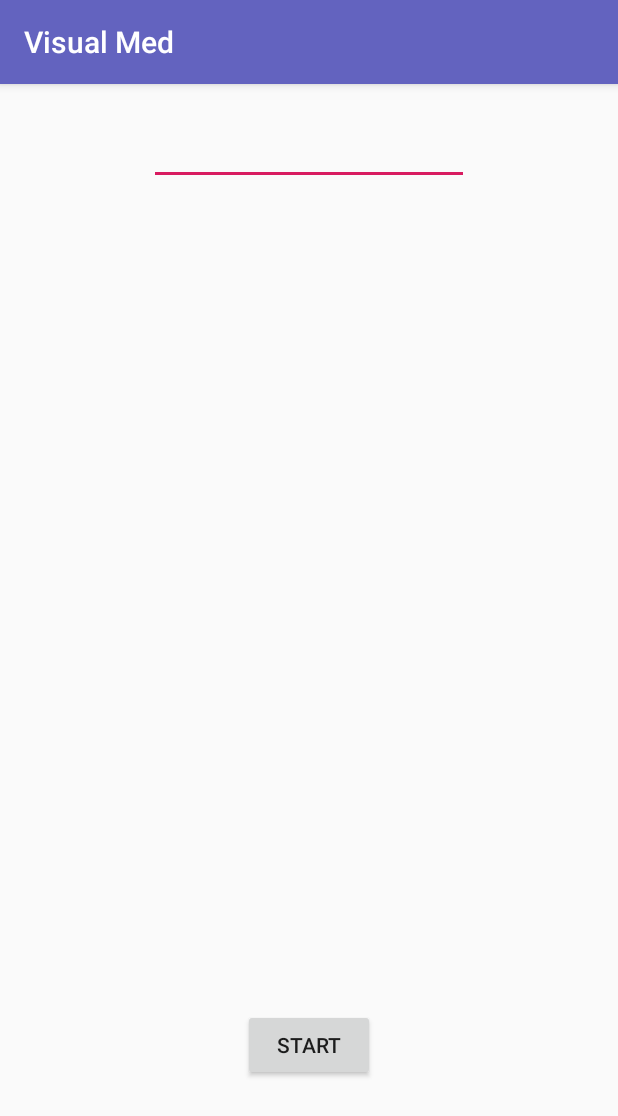
After one commit to Sonam81/VisualMed, an Android app: the Alarm screen opened directly, with no data from a screen before it, on a phone screen of 412 x 824 dp. The commit adds this screen. Shown: the top 1116 px of the screen. Run offline under Robolectric (Android 15) with nearby library versions, the phone set to English and light mode, and no system bars.

Commit message:
minor changes

```diff
--- a/app/build.gradle
+++ b/app/build.gradle
@@ -40,7 +40,8 @@ dependencies {
     implementation 'com.google.firebase:firebase-database:19.2.1'
     implementation 'com.google.firebase:firebase-analytics:17.2.3'
     implementation 'org.ahocorasick:ahocorasick:0.4.0'  //https://github.com/robert-bor/aho-corasick
-
+    testImplementation 'junit:junit:4.12'
+    testImplementation 'org.mockito:mockito-core:2.19.0'
 }
 
 repositories {
--- a/app/src/main/AndroidManifest.xml
+++ b/app/src/main/AndroidManifest.xml
@@ -15,6 +15,7 @@
         android:roundIcon="@mipmap/ic_launcher_round"
         android:supportsRtl="true"
         android:theme="@style/AppTheme">
+        <activity android:name=".ManageMedicineActivity"/>
         <activity android:name=".IdentifyMedicine" />
         <activity android:name=".DeleteMedicine" />
         <activity android:name=".ReadMedicine" />
@@ -27,7 +28,7 @@
                 android:name="com.google.android.gms.vision.DEPENDENCIES"
                 android:value="ocr" />
         </activity>
-        <activity android:name=".ManageMedicineActivity" />
+        <activity android:name=".Alarm" />
         <activity android:name=".SplashActivity">
             <intent-filter>
                 <action android:name="android.intent.action.MAIN" />
@@ -35,7 +36,7 @@
                 <category android:name="android.intent.category.LAUNCHER" />
             </intent-filter>
         </activity>
-
+        <receiver android:name=".AlertReciever" />
         <service android:name=".TtsService" />
 
         <meta-data
--- /dev/null
+++ b/app/src/main/java/com/example/visualmed/Alarm.java
@@ -0,0 +1,71 @@
+package com.example.visualmed;
+
+import androidx.appcompat.app.AppCompatActivity;
+
+import android.app.AlarmManager;
+import android.app.PendingIntent;
+import android.content.Context;
+import android.content.Intent;
+import android.os.Bundle;
+import android.util.Log;
+import android.view.View;
+import android.widget.Button;
+import android.widget.EditText;
+import android.widget.Toast;
+
+import java.util.Calendar;
+import java.util.List;
+
+public class Alarm extends AppCompatActivity {
+
+    Button start;
+    private AlarmManager alarmManager;
+    private PendingIntent pendingIntent;
+    Calendar calendar;
+    Intent intent;
+    public static final int REQUEST_CODE=101;
+
+    @Override
+    protected void onCreate(Bundle savedInstanceState) {
+        super.onCreate(savedInstanceState);
+        setContentView(R.layout.activity_alarm);
+
+
+//
+//        alarmManager = (AlarmManager) getSystemService(ALARM_SERVICE);
+//        intent = new Intent(this, AlertReciever.class);
+//        pendingIntent = PendingIntent.getBroadcast(this, REQUEST_CODE, intent, PendingIntent.FLAG_UPDATE_CURRENT);
+//
+//        calendar = Calendar.getInstance();
+//        calendar.setTimeInMillis(System.currentTimeMillis());
+//        calendar.set(Calendar.HOUR_OF_DAY, 9);
+//        calendar.set(Calendar.MINUTE, 55);
+//
+//        alarmManager.setRepeating(AlarmManager.RTC_WAKEUP, calendar.getTimeInMillis(), AlarmManager.INTERVAL_FIFTEEN_MINUTES, pendingIntent);
+
+        //get name of medicine in string and time in List<MedicineTime>
+//        List<MedicineWithTime> medicineWithTimes;
+//        medicineWithTimes = ManageMedicineActivity.myAppDatabase.medicineDAO().getAll();
+//        for (int i = 0; i < medicineWithTimes.size();i++) {
+//            String medTimes;
+//            for (int j = 0; j < medicineWithTimes.get(i).getMedicineTimes().size(); j++){
+//                medTimes = medicineWithTimes.get(i).getMedicineTimes().get(j).getMedicineTime()+"\n";
+//                System.out.println(medTimes);
+//            }
+//
+//        }
+
+        start= findViewById(R.id.button);
+        start.setOnClickListener(new View.OnClickListener() {
+            @Override
+            public void onClick(View view) {
+                startAlert();
+            }
+        });
+    }
+
+    public void startAlert(){
+        long i = calendar.getTimeInMillis();
+        Log.i("Alarm",Long.toString(i));
+    }
+}
--- a/app/src/main/java/com/example/visualmed/MedicineDisplayAdapter.java
+++ b/app/src/main/java/com/example/visualmed/MedicineDisplayAdapter.java
@@ -98,10 +98,7 @@ public class MedicineDisplayAdapter extends RecyclerView.Adapter<MedicineDisplay
                     for (int i = 0; i < medicineWithTimes.get(position).getMedicineTimes().size(); i++){
                         medicineTime = medicineTime + medicineWithTimes.get(position).getMedicineTimes().get(i).getMedicineTime()+" ";
                     }
-                    speak("Medicine Name:"+medicineName+ "Medicine Time:"+ medicineTime);
-                    Snackbar.make(v, "Click detected on item " + position,
-                            Snackbar.LENGTH_LONG)
-                            .setAction("Action", null).show();
+                    speak("Medicine Name:"+medicineName+ " Medicine Time:"+ medicineTime);
                 }
             });
 
--- /dev/null
+++ b/app/src/main/res/layout/activity_alarm.xml
@@ -0,0 +1,25 @@
+<?xml version="1.0" encoding="utf-8"?>
+<RelativeLayout xmlns:android="http://schemas.android.com/apk/res/android"
+    xmlns:app="http://schemas.android.com/apk/res-auto"
+    xmlns:tools="http://schemas.android.com/tools"
+    android:layout_width="match_parent"
+    android:layout_height="match_parent">
+
+    <Button
+        android:id="@+id/button"
+        android:layout_width="wrap_content"
+        android:layout_height="wrap_content"
+        android:text="Start"
+        android:layout_alignParentBottom="true"
+        android:layout_centerHorizontal="true"
+        android:layout_marginBottom="103dp" />
+
+    <EditText
+        android:id="@+id/time"
+        android:layout_width="wrap_content"
+        android:layout_height="wrap_content"
+        android:layout_alignParentTop="true"
+        android:layout_centerHorizontal="true"
+        android:layout_marginTop="22dp"
+        android:ems="10" />
+</RelativeLayout>
--- a/app/src/main/res/layout/activity_manage_medicine.xml
+++ b/app/src/main/res/layout/activity_manage_medicine.xml
@@ -10,6 +10,7 @@
     android:orientation="vertical"
     tools:context="com.example.visualmed.ManageMedicineActivity"
     android:focusable="true"
+    android:background="#aaf"
     android:id="@+id/linearLayout1"
     android:onClick="clickLayout">
 
@@ -17,8 +18,9 @@
     <ListView
         android:id="@+id/listView"
         android:layout_width="match_parent"
-        android:layout_height="200dp"
+        android:layout_height="434dp"
         android:clickable="false"
+        android:background="#fff"
         android:divider="#fff" />
 
 </LinearLayout>
```
Also changed, not shown: app/src/main/java/com/example/visualmed/AlertReciever.java (+11 -4 lines), app/src/main/java/com/example/visualmed/ManageMedicineActivity.java (+73 -43 lines), app/src/main/java/com/example/visualmed/SplashActivity.java (+0 -7 lines), app/src/main/java/com/example/visualmed/TimeValidator.java (+12 -6 lines), app/src/main/java/com/example/visualmed/TtsService.java (+16 -14 lines), 2 other files.
